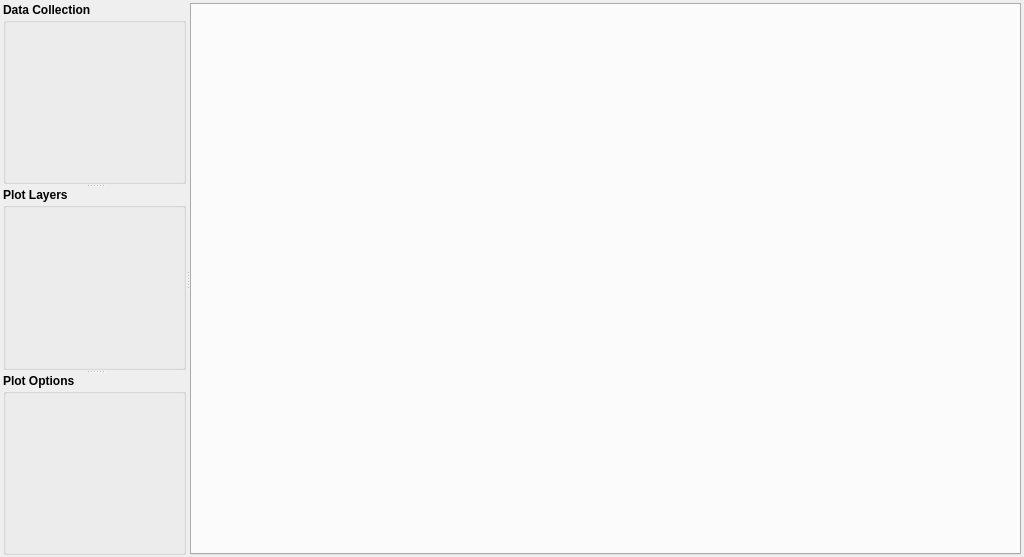
Before: the Qt Designer form glue/app/qt/application.ui in glue-viz/glue, drawn with Qt 5.
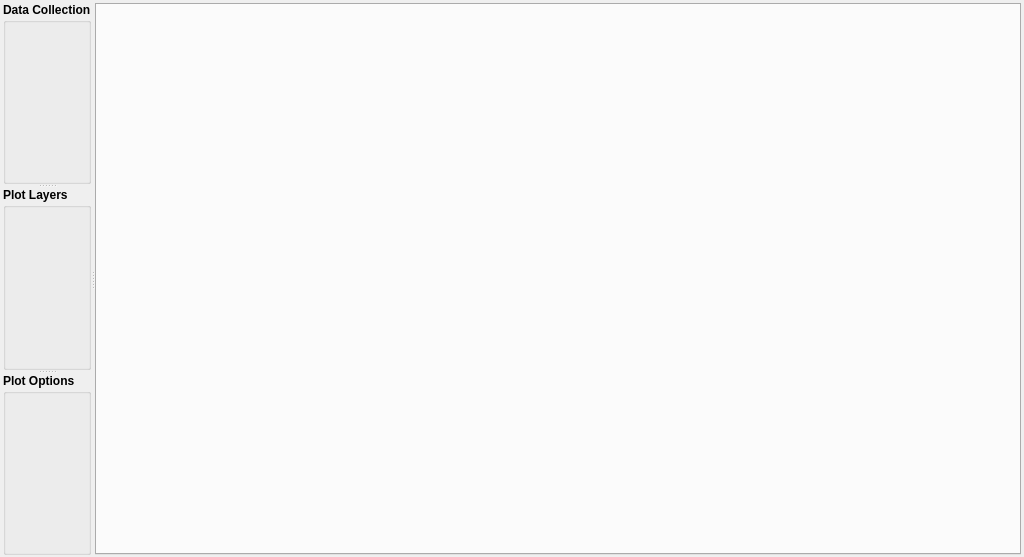
After: the same form once the commit is applied.

What changed in the file:
```diff
--- a/glue/app/qt/application.ui
+++ b/glue/app/qt/application.ui
@@ -144,18 +144,6 @@
        </layout>
       </widget>
      </widget>
-     <widget class="QWidget" name="verticalLayoutWidget">
-      <layout class="QVBoxLayout" name="layout_right">
-       <property name="spacing">
-        <number>0</number>
-       </property>
-       <property name="leftMargin">
-        <number>0</number>
-       </property>
-       <property name="topMargin">
-        <number>0</number>
-       </property>
-       <item>
         <widget class="QTabWidget" name="tabWidget">
          <property name="enabled">
           <bool>true</bool>
@@ -194,9 +182,6 @@
           <bool>true</bool>
          </property>
         </widget>
-       </item>
-      </layout>
-     </widget>
     </widget>
    </item>
   </layout>
```
